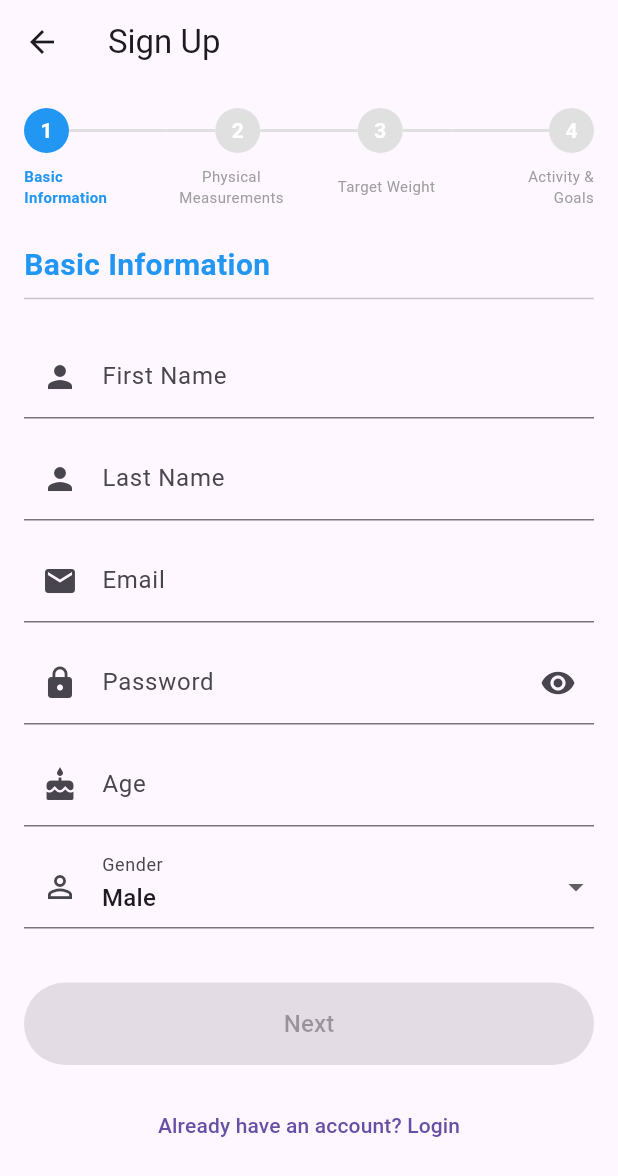
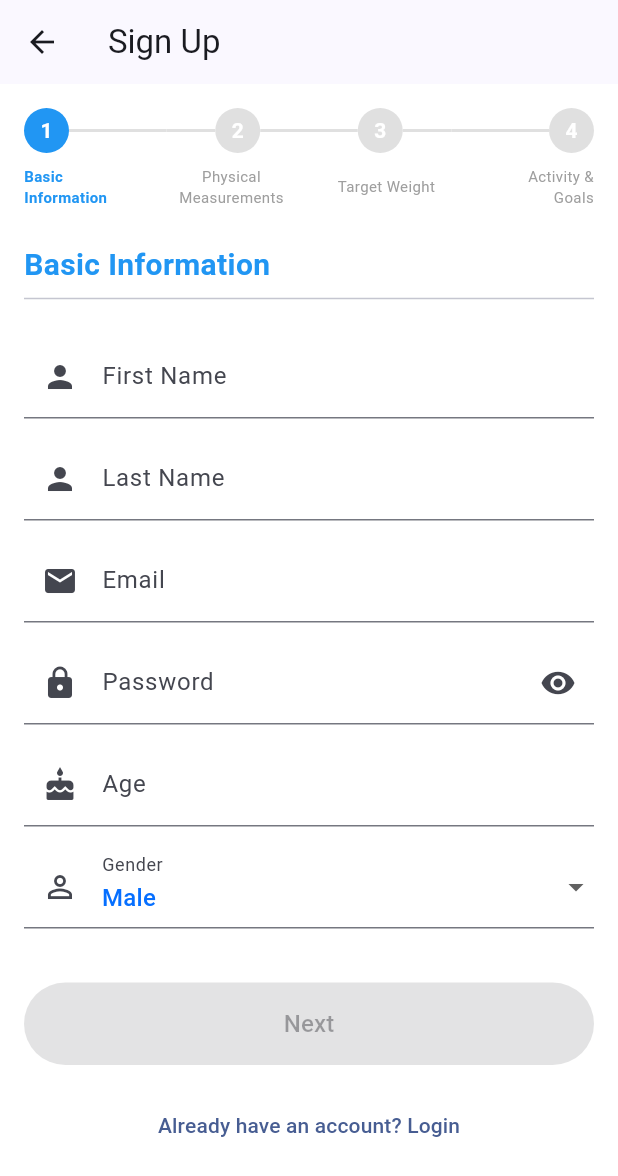
Before and after one commit to martinHW299/nutria_app, a Flutter app: the screen it shows after launch, after a tap on an icon or button, on a phone screen of 412 x 824 dp. Shown: the top 1176 px of the screen. Run offline on Flutter 3.47's test engine with Material 3 defaults, Android fonts, the phone set to English and light mode, and no system bars; our stand-ins replace dio, fl_chart, image_picker, shared_preferences; network calls fail.

Commit message:
interface changes

```diff
--- a/lib/main.dart
+++ b/lib/main.dart
@@ -29,8 +29,26 @@ class MyApp extends StatelessWidget {
     return MaterialApp(
       title: 'Authentication App',
       theme: ThemeData(
-        //primarySwatch: Colors.blue,
         visualDensity: VisualDensity.adaptivePlatformDensity,
+        scaffoldBackgroundColor: Colors.white,
+        colorScheme: ColorScheme.fromSeed(
+          seedColor: Color(0xFF066FFF),
+          background: Colors.white,
+        ),
+        textTheme: TextTheme(
+          bodyLarge: TextStyle(color: Color(0xFF066FFF)),
+          bodyMedium: TextStyle(color: Color(0xFF066FFF)),
+          bodySmall: TextStyle(color: Color(0xFF066FFF)),
+          headlineLarge: TextStyle(color: Color(0xFF066FFF)),
+          headlineMedium: TextStyle(color: Color(0xFF066FFF)),
+          headlineSmall: TextStyle(color: Color(0xFF066FFF)),
+          titleLarge: TextStyle(color: Color(0xFF066FFF)),
+          titleMedium: TextStyle(color: Color(0xFF066FFF)),
+          titleSmall: TextStyle(color: Color(0xFF066FFF)),
+          labelLarge: TextStyle(color: Color(0xFF066FFF)),
+          labelMedium: TextStyle(color: Color(0xFF066FFF)),
+          labelSmall: TextStyle(color: Color(0xFF066FFF)),
+        ),
       ),
       initialRoute: isLoggedIn ? '/home' : '/login',
       routes: {
--- a/lib/models/enums.dart
+++ b/lib/models/enums.dart
@@ -15,12 +15,8 @@ enum ActivityLevel {
 
 enum CaloricAdjustment {
   MAINTAIN,
-  LOSS_LIGHT,
-  LOSS_MODERATE,
-  GAIN_LIGHT,
-  GAIN_MODERATE,
-  GAIN_AGGRESSIVE,
-  GAIN_VERY_AGGRESSIVE
+  LOSS,
+  GAIN
 }
 
 // Helper methods to get display names
@@ -57,18 +53,10 @@ extension CaloricAdjustmentExtension on CaloricAdjustment {
     switch (this) {
       case CaloricAdjustment.MAINTAIN:
         return 'Maintain current weight';
-      case CaloricAdjustment.LOSS_LIGHT:
-        return 'Light weight loss (10% deficit)';
-      case CaloricAdjustment.LOSS_MODERATE:
-        return 'Moderate weight loss (20% deficit)';
-      case CaloricAdjustment.GAIN_LIGHT:
-        return 'Light weight gain (10% surplus)';
-      case CaloricAdjustment.GAIN_MODERATE:
-        return 'Moderate weight gain (15% surplus)';
-      case CaloricAdjustment.GAIN_AGGRESSIVE:
-        return 'Aggressive weight gain (20% surplus)';
-      case CaloricAdjustment.GAIN_VERY_AGGRESSIVE:
-        return 'Very aggressive weight gain (25% surplus)';
+      case CaloricAdjustment.LOSS:
+        return 'Moderate weight loss';
+      case CaloricAdjustment.GAIN:
+        return 'Moderate weight gain';
     }
   }
 }
--- a/lib/network/api_client.dart
+++ b/lib/network/api_client.dart
@@ -3,7 +3,7 @@ import 'package:dio/dio.dart';
 
 class ApiClient {
   static final Dio _dio = Dio(BaseOptions(
-    baseUrl: 'http://192.168.0.4:8080/api/v1/',
+    baseUrl: 'http://192.168.0.229:8080/api/v1/',
     contentType: 'application/json',
     responseType: ResponseType.json,
     connectTimeout: Duration(seconds: 10),
--- a/lib/screens/trace_screen.dart
+++ b/lib/screens/trace_screen.dart
@@ -6,7 +6,6 @@ import 'package:nutria/models/nutrition_goal.dart';
 import 'package:nutria/models/daily_intake.dart';
 import 'package:nutria/services/nutrition_service.dart';
 import 'package:nutria/utils/event_bus.dart';
-// import 'package:nutria/widgets/home/food_scanner_button.dart';
 import 'package:nutria/widgets/trace/nutrition_tracking_cards.dart';
 import 'package:nutria/widgets/trace/food_detail_card.dart';
 import '../models/food_trace.dart';
```
Also changed, not shown: lib/screens/analytics_screen.dart (+0 -57 lines), lib/screens/signup_screen.dart (+5 -9 lines), lib/widgets/analytics/nutrition_bar_chart.dart (+4 -4 lines), lib/widgets/trace/food_detail_card.dart (+6 -6 lines), 3 other files.
